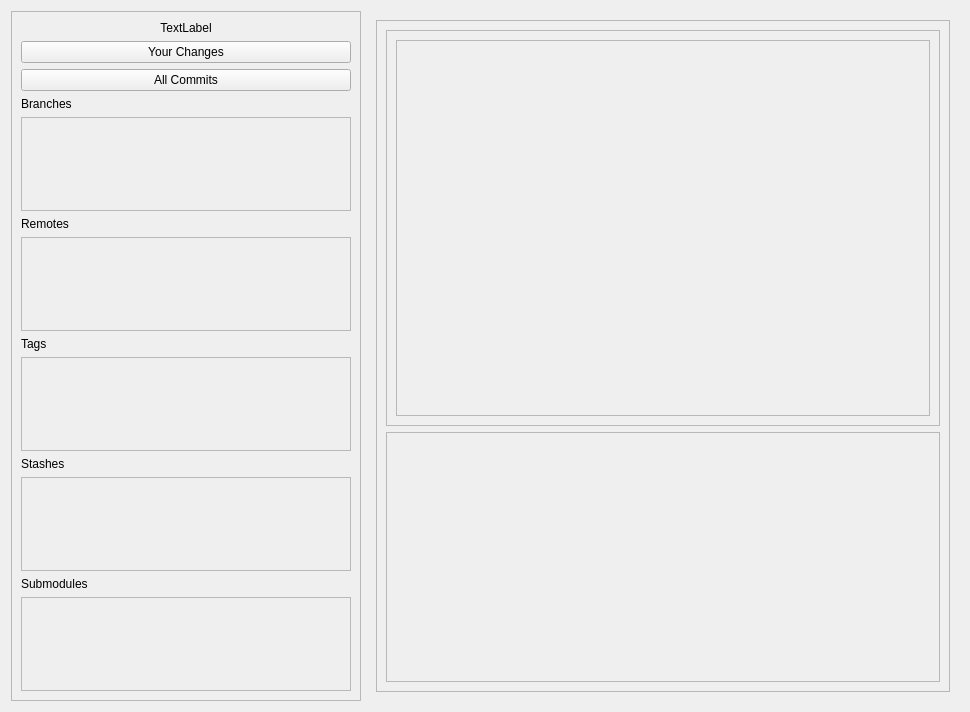
The window that src/ui/RepoViewerWidget.ui (SaurabhSangpal/ezgit) describes before a commit, drawn with Qt 5.
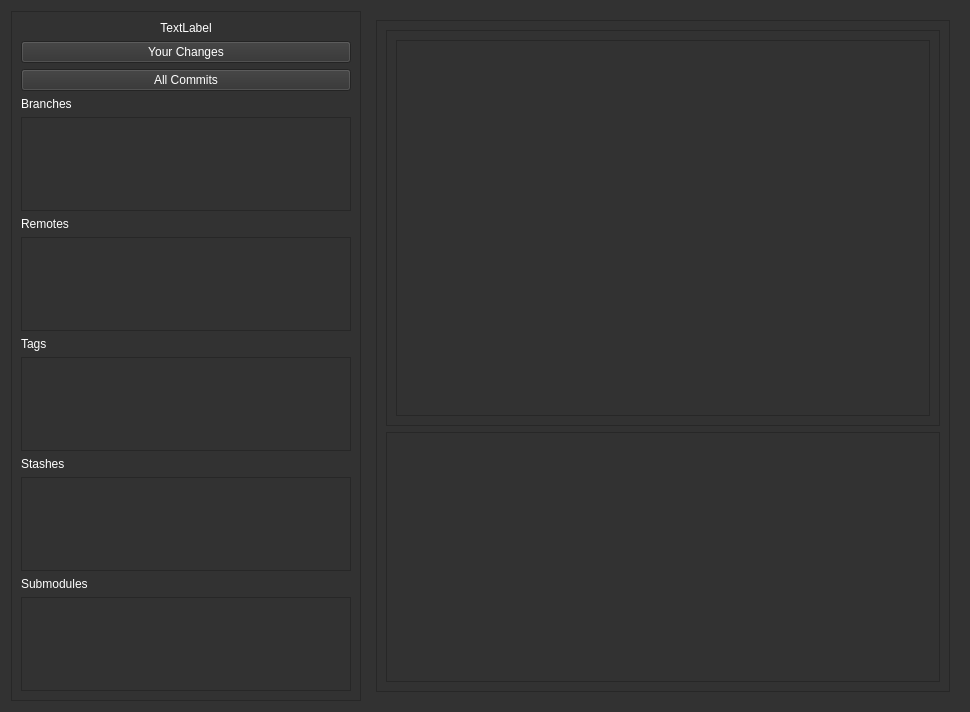
The same window after the commit.

Commit message: Replace light mode with dark mode UI

```diff
--- a/src/ui/RepoViewerWidget.ui
+++ b/src/ui/RepoViewerWidget.ui
@@ -13,6 +13,10 @@
   <property name="windowTitle">
    <string>Form</string>
   </property>
+  <property name="styleSheet">
+   <string notr="true">background-color: rgb(50, 50, 50);
+color: rgb(255, 255, 255);</string>
+  </property>
   <layout class="QHBoxLayout" name="horizontalLayout">
    <item>
     <widget class="QFrame" name="left">
@@ -230,8 +234,8 @@
                 <rect>
                  <x>0</x>
                  <y>0</y>
-                 <width>552</width>
-                 <height>394</height>
+                 <width>536</width>
+                 <height>378</height>
                 </rect>
                </property>
               </widget>
```
The commit also changes 2 other files.
